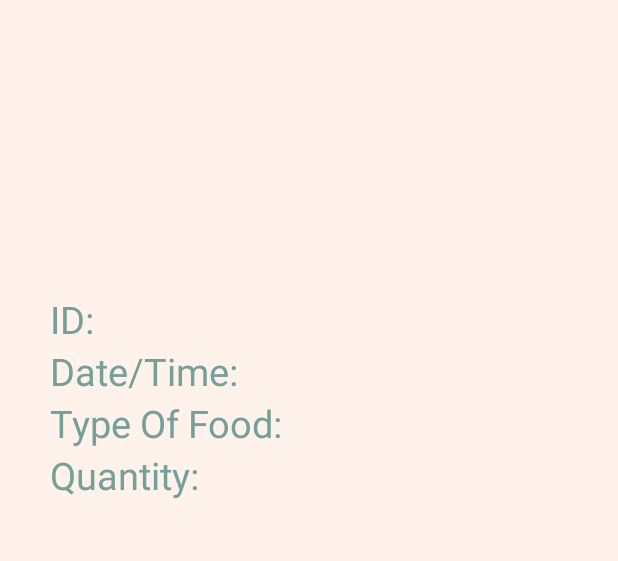
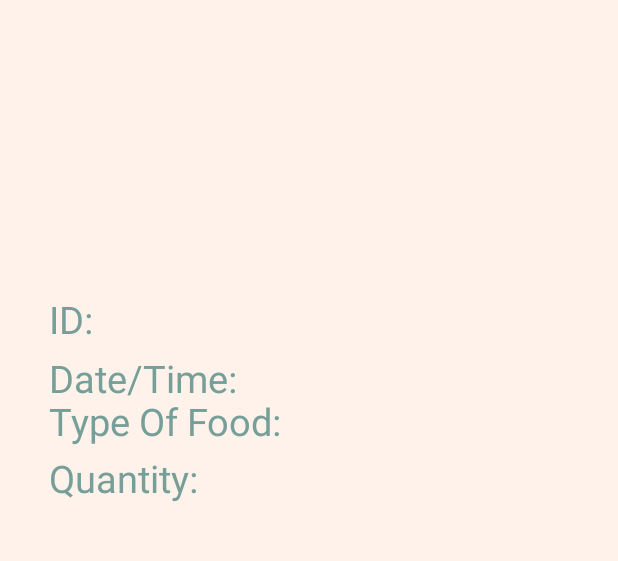
Before and after one commit to bontsdivina/CC107_Sat7301230Group1, an Android app: the FeedDetails screen opened directly, with no data from a screen before it, on a phone screen of 412 x 824 dp, the part 462-1023 px from its top. Run offline under Robolectric (Android 15) with nearby library versions, the phone set to English and light mode, and no system bars; our stand-ins replace Volley; 5 statements that could not run were skipped.

Commit message:
Update feed_details.xml

```diff
--- a/Group1_PROJECT/ANDROID/app/src/main/res/layout/feed_details.xml
+++ b/Group1_PROJECT/ANDROID/app/src/main/res/layout/feed_details.xml
@@ -21,8 +21,8 @@
         app:layout_constraintVertical_bias="0.15"
         app:srcCompat="@drawable/logo1" />
 
-    <LinearLayout
-        android:layout_width="369dp"
+    <RelativeLayout
+        android:layout_width="371dp"
         android:layout_height="204dp"
         android:orientation="vertical"
         app:layout_constraintBottom_toTopOf="@+id/guideline27"
@@ -44,6 +44,8 @@
             android:id="@+id/txtDate"
             android:layout_width="match_parent"
             android:layout_height="wrap_content"
+            android:layout_alignParentTop="true"
+            android:layout_marginTop="39dp"
             android:text="  Date/Time:  "
             android:textColor="#769F9A"
             android:textSize="25sp"
@@ -54,6 +56,8 @@
             android:id="@+id/txtType"
             android:layout_width="match_parent"
             android:layout_height="wrap_content"
+            android:layout_alignParentBottom="true"
+            android:layout_marginBottom="101dp"
             android:text="  Type Of Food:  "
             android:textColor="#769F9A"
             android:textSize="25sp"
@@ -64,13 +68,15 @@
             android:id="@+id/txtQuantity"
             android:layout_width="match_parent"
             android:layout_height="wrap_content"
+            android:layout_alignParentTop="true"
+            android:layout_marginTop="106dp"
             android:text="  Quantity:   "
             android:textColor="#769F9A"
             android:textSize="25sp"
             tools:layout_editor_absoluteX="26dp"
             tools:layout_editor_absoluteY="561dp" />
 
-    </LinearLayout>
+    </RelativeLayout>
 
     <androidx.constraintlayout.widget.Guideline
         android:id="@+id/guideline26"
```
